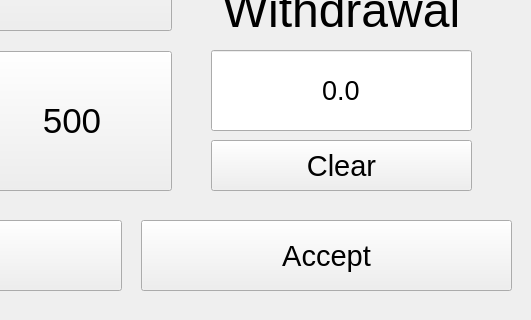
Above: qt/banksim/mainwindow.ui from lassesuomela/banksim before the change; both pictures show x 269 to 800 and y 280 to 600 of the 800 by 600 pixel window. Below: the same form after it.
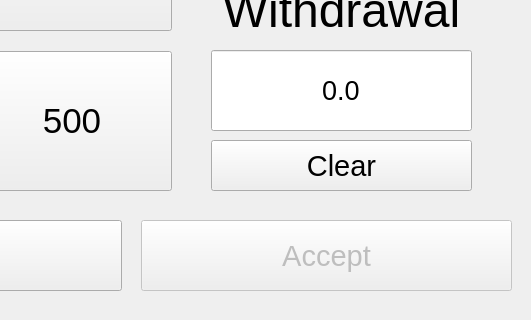
That is the form after the change. The open tabs and pages were chosen to show the change.

Commit message: disabled accept btns if there isnt any value to deposit or withdraw, they will be enabled when amount is clicked, reset amount value when back btn is clicked, disabled accept values on startup, removed empty rows

Patch:
```diff
--- a/qt/banksim/mainwindow.ui
+++ b/qt/banksim/mainwindow.ui
@@ -541,6 +541,9 @@
      </property>
     </widget>
     <widget class="QToolButton" name="nostaNappi">
+     <property name="enabled">
+      <bool>false</bool>
+     </property>
      <property name="geometry">
       <rect>
        <x>410</x>
@@ -558,6 +561,12 @@
      <property name="text">
       <string>Accept</string>
      </property>
+     <property name="checkable">
+      <bool>false</bool>
+     </property>
+     <property name="autoRaise">
+      <bool>false</bool>
+     </property>
     </widget>
     <widget class="QLabel" name="teksti_2">
      <property name="geometry">
```
Left out of the diff: 5 changed lines with no effect on the pictures. The commit also changes 1 other file.
